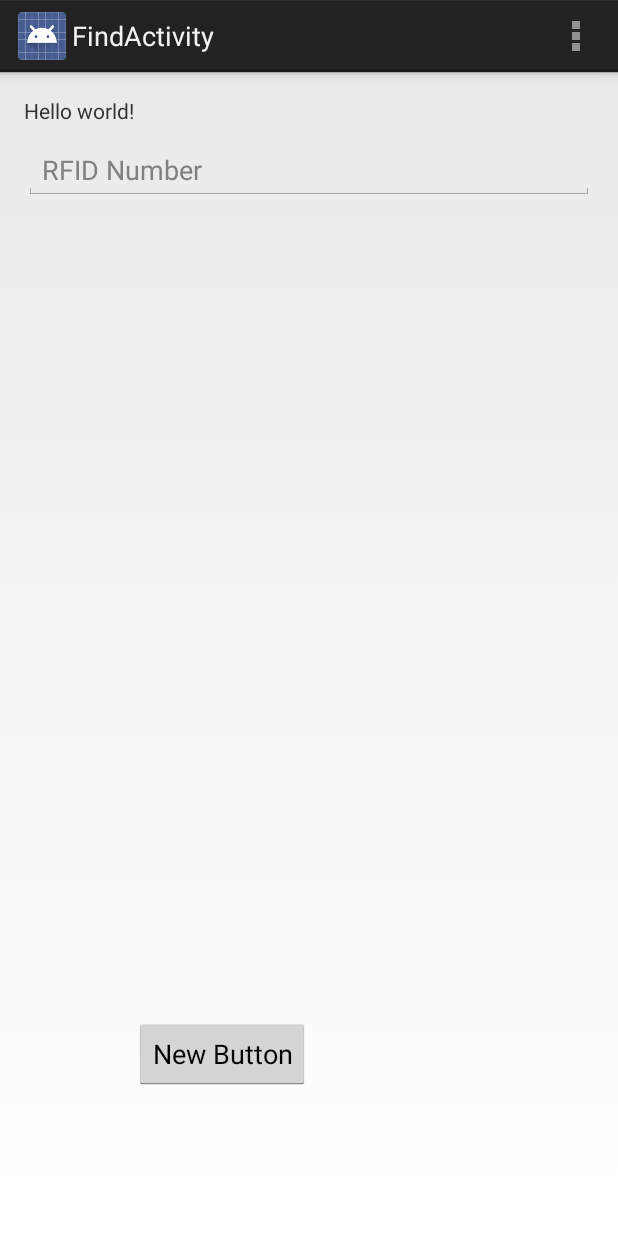
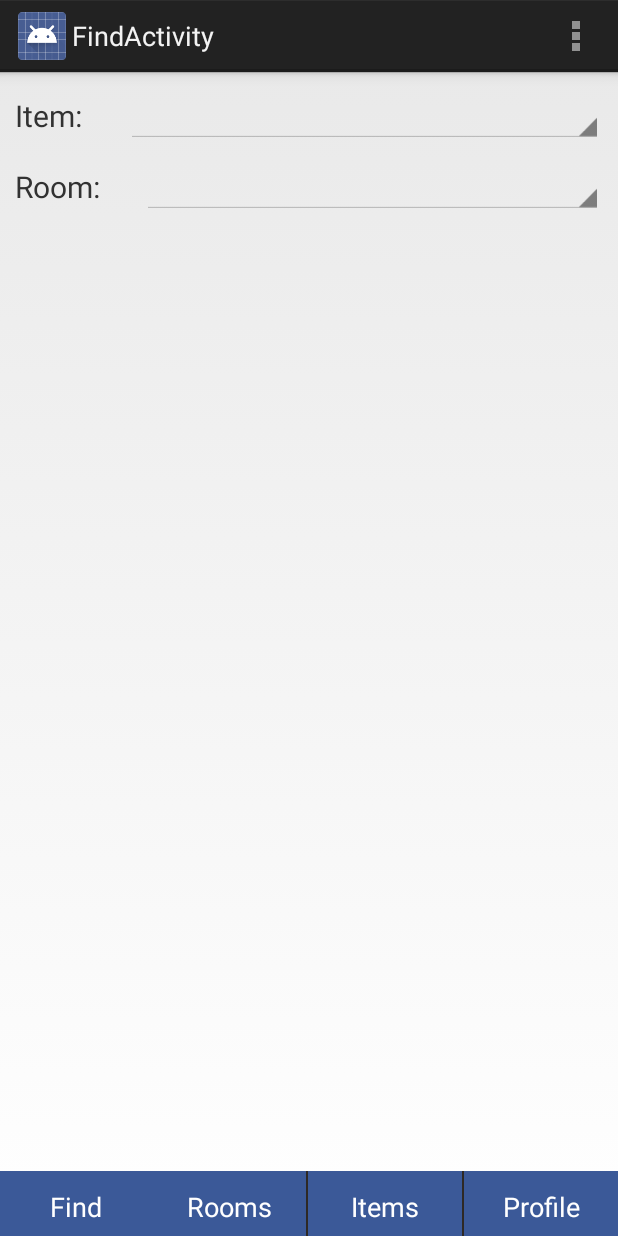
Before and after one commit to UCSBCapstoneQualcomm2015/android, an Android app: the FindActivity screen opened directly, with no data from a screen before it, on a phone screen of 412 x 824 dp. Run offline under Robolectric (Android 15) with nearby library versions, the phone set to English and light mode, and no system bars.

Commit message:
added footer xml and part of find

```diff
--- a/app/build.gradle
+++ b/app/build.gradle
@@ -13,7 +13,7 @@ android {
     }
     buildTypes {
         release {
-            runProguard false
+            minifyEnabled false
             proguardFiles getDefaultProguardFile('proguard-android.txt'), 'proguard-rules.pro'
         }
     }
--- a/app/src/main/java/com/sniffit/sniffit/LoginActivity.java
+++ b/app/src/main/java/com/sniffit/sniffit/LoginActivity.java
@@ -60,33 +60,33 @@ public class LoginActivity extends Activity {
         login.setOnClickListener(new View.OnClickListener() {
             @Override
             public void onClick(View view) {
-                emailString = email.getText().toString();
-                passwordString = password.getText().toString();
-
-                HashMap<String, String> params = new HashMap<String, String>();
-
-                ServerRequest sr = new ServerRequest();
-                //String bodyString = "_csrf=i428sMA86TyLgZieYv3mrNr501tWTgItTZZls%3D&email=abc123%40gmail.com&password=abc123";
-                //RequestBody requestBody = RequestBody.create(MEDIA_TYPE_MARKDOWN, bodyString);
-
-                sr.sendRequest(new Callback<ResponseBody>() {
-                    @Override
-                    public void onResponse(retrofit.Response<ResponseBody> response, Retrofit retrofit) {
-                        try {
-                            String b = response.body().string();
-                            Log.d("hey2", b);
-                        } catch (IOException e) {
-                            e.printStackTrace();
-                        }
-
-                        Log.d("hey", Integer.toString(response.code()));
-                    }
-
-                    @Override
-                    public void onFailure(Throwable t) {
-                        Log.d("he21y", t.toString());
-                    }
-                });
+//                emailString = email.getText().toString();
+//                passwordString = password.getText().toString();
+//
+//                HashMap<String, String> params = new HashMap<String, String>();
+//
+//                ServerRequest sr = new ServerRequest();
+//                //String bodyString = "_csrf=i428sMA86TyLgZieYv3mrNr501tWTgItTZZls%3D&email=abc123%40gmail.com&password=abc123";
+//                //RequestBody requestBody = RequestBody.create(MEDIA_TYPE_MARKDOWN, bodyString);
+//
+//                sr.sendRequest(new Callback<ResponseBody>() {
+//                    @Override
+//                    public void onResponse(retrofit.Response<ResponseBody> response, Retrofit retrofit) {
+//                        try {
+//                            String b = response.body().string();
+//                            Log.d("hey2", b);
+//                        } catch (IOException e) {
+//                            e.printStackTrace();
+//                        }
+//
+//                        Log.d("hey", Integer.toString(response.code()));
+//                    }
+//
+//                    @Override
+//                    public void onFailure(Throwable t) {
+//                        Log.d("he21y", t.toString());
+//                    }
+//                });
 
 
                 //JSONObject json = sr.sendRequest("post", "http://ec2-52-27-212-208.us-west-2.compute.amazonaws.com/login", requestBody, params);
@@ -97,7 +97,12 @@ public class LoginActivity extends Activity {
 //                            startActivity(menuActivity);
 //                            finish();
 //                        }
-                }
+
+                Intent intent = new Intent(getApplicationContext(), FindActivity.class);
+                startActivity(intent);
+
+
+            }
         });
     }
 
--- a/app/src/main/res/layout/activity_find.xml
+++ b/app/src/main/res/layout/activity_find.xml
@@ -1,32 +1,76 @@
+<?xml version="1.0" encoding="utf-8"?>
 <RelativeLayout xmlns:android="http://schemas.android.com/apk/res/android"
     xmlns:tools="http://schemas.android.com/tools"
-    android:layout_width="match_parent"
-    android:layout_height="match_parent"
-    android:paddingLeft="@dimen/activity_horizontal_margin"
-    android:paddingRight="@dimen/activity_horizontal_margin"
-    android:paddingTop="@dimen/activity_vertical_margin"
-    android:paddingBottom="@dimen/activity_vertical_margin"
-    tools:context="com.sniffit.sniffit.FindActivity">
+    android:layout_width="fill_parent"
+    android:layout_height="fill_parent"
+    android:orientation="vertical"
+    android:id="@+id/find">
+
+<include layout="@layout/footer" />
+
+    <LinearLayout
+        android:id="@+id/layout1"
+        android:layout_width="match_parent"
+        android:layout_height="wrap_content"
+        android:paddingRight="10dp"
+        android:paddingLeft="10dp"
+        android:paddingTop="15dp">
+
+        <TextView
+            android:id="@+id/item"
+            android:layout_width="wrap_content"
+            android:layout_height="wrap_content"
+            android:layout_weight="1"
+            android:textSize="20sp"
+            android:text="Item:"/>
 
 
-        <TextView
-            android:text="@string/hello_world"
+        <Spinner
+            android:id="@+id/item_spinner"
             android:layout_width="wrap_content"
             android:layout_height="wrap_content"
-            android:id="@+id/textView" />
+            android:layout_weight="10"
+            android:textSize="20sp"/>
 
-        <Button
+
+    </LinearLayout>
+    <!--need to add picture of current room-->
+    <LinearLayout
+        android:id="@+id/layout2"
+        android:layout_below="@+id/layout1"
+        android:layout_width="match_parent"
+        android:layout_height="wrap_content"
+        android:paddingRight="10dp"
+        android:paddingLeft="10dp"
+        android:paddingTop="15dp">
+
+        <TextView
+            android:id="@+id/room"
             android:layout_width="wrap_content"
             android:layout_height="wrap_content"
-            android:text="New Button"
-            android:id="@+id/button"
-            android:layout_toEndOf="@+id/textView"
-            android:layout_marginBottom="81dp"
-            android:layout_alignParentBottom="true"
-            android:layout_toRightOf="@+id/textView" />
+            android:layout_weight="1"
+            android:layout_below="@id/item"
+            android:textSize="20sp"
+            android:text="Room:"/>
 
-        <EditText
-            android:id="@+id/toMessage" android:inputType="phone" android:layout_width="match_parent" android:layout_height="wrap_content"
-            android:hint="RFID Number" android:layout_marginTop="30dp"/>
 
+        <Spinner
+            android:id="@+id/room_spinner"
+            android:layout_width="wrap_content"
+            android:layout_height="wrap_content"
+            android:layout_weight="10"
+            android:layout_below="@id/item_spinner"
+            android:textSize="20sp"/>
+
+
+    </LinearLayout>
+    <LinearLayout
+        android:layout_width="match_parent"
+        android:layout_height="match_parent"
+        android:id="@+id/content"
+        android:orientation="vertical"
+        android:layout_above="@+id/footer">
+
+
+    </LinearLayout>
 </RelativeLayout>
--- /dev/null
+++ b/app/src/main/res/layout/footer.xml
@@ -0,0 +1,80 @@
+<?xml version="1.0" encoding="utf-8"?>
+<LinearLayout xmlns:android="http://schemas.android.com/apk/res/android"
+    xmlns:tools="http://schemas.android.com/tools"
+    android:id="@+id/footer"
+    android:layout_width="match_parent"
+    android:layout_height="wrap_content"
+    android:layout_alignParentBottom="true"
+    android:background="#2E2925"
+    android:gravity="center" >
+
+    <Button
+        xmlns:android="http://schemas.android.com/apk/res/android"
+        android:id="@+id/find_button"
+        android:layout_width="wrap_content"
+        android:layout_height="wrap_content"
+        android:layout_marginLeft="0dip"
+        android:layout_marginTop="-1dip"
+        android:layout_marginBottom="-3dip"
+        android:layout_alignParentLeft="true"
+        android:layout_weight="1"
+        android:background="#3B5998"
+        android:textColor="#FFFFFF"
+        android:text="Find"
+        />
+
+
+    <Button
+        xmlns:android="http://schemas.android.com/apk/res/android"
+        android:id="@+id/rooms_button"
+        android:layout_width="wrap_content"
+        android:layout_height="wrap_content"
+        android:layout_marginLeft="0dip"
+        android:layout_marginTop="-1dip"
+        android:layout_marginBottom="-3dip"
+        android:layout_alignParentLeft="true"
+        android:layout_weight="1"
+        android:background="#3B5998"
+        android:textColor="#FFFFFF"
+        android:text="Rooms"
+        />
+
+    <Button
+        xmlns:android="http://schemas.android.com/apk/res/android"
+        android:id="@+id/items_button"
+        android:layout_width="wrap_content"
+        android:layout_height="wrap_content"
+        android:layout_marginRight="1dip"
+        android:layout_marginLeft="1dip"
+        android:layout_marginTop="-1dip"
+        android:layout_marginBottom="-3dip"
+        android:layout_centerInParent="true"
+        android:layout_weight="1"
+        android:text="Items"
+        android:background="#3B5998"
+        android:textColor="#FFFFFF"
+        />
+
+    <Button
+        xmlns:android="http://schemas.android.com/apk/res/android"
+        android:id="@+id/profile_button"
+        android:layout_width="wrap_content"
+        android:layout_height="wrap_content"
+        android:layout_marginRight="0dip"
+        android:layout_marginTop="-1dip"
+        android:layout_marginBottom="-3dip"
+        android:layout_alignParentRight="true"
+        android:layout_weight="1"
+        android:background="#3B5998"
+        android:textColor="#FFFFFF"
+        android:text="Profile"
+        />
+
+    <!--<TextView-->
+    <!--android:layout_width="wrap_content"-->
+    <!--android:layout_height="wrap_content"-->
+    <!--android:layout_margin="5dp"-->
+    <!--android:text="Footer"-->
+    <!--android:textColor="#000000"-->
+    <!--android:textSize="20sp" />-->
+</LinearLayout>
--- a/app/src/main/res/values/strings.xml
+++ b/app/src/main/res/values/strings.xml
@@ -10,4 +10,7 @@
     <string name="title_activity_menu">MenuActivity</string>
     <string name="title_activity_map">MapActivity</string>
 
+    <string name="Room">Room</string>
+    <string name="Item">Item</string>
+
 </resources>
--- a/build.gradle
+++ b/build.gradle
@@ -5,7 +5,7 @@ buildscript {
         jcenter()
     }
     dependencies {
-        classpath 'com.android.tools.build:gradle:0.12.2'
+        classpath 'com.android.tools.build:gradle:1.1.0'
 
         // NOTE: Do not place your application dependencies here; they belong
         // in the individual module build.gradle files
```
Also changed, not shown: gradle/wrapper/gradle-wrapper.properties, 3 other files.
